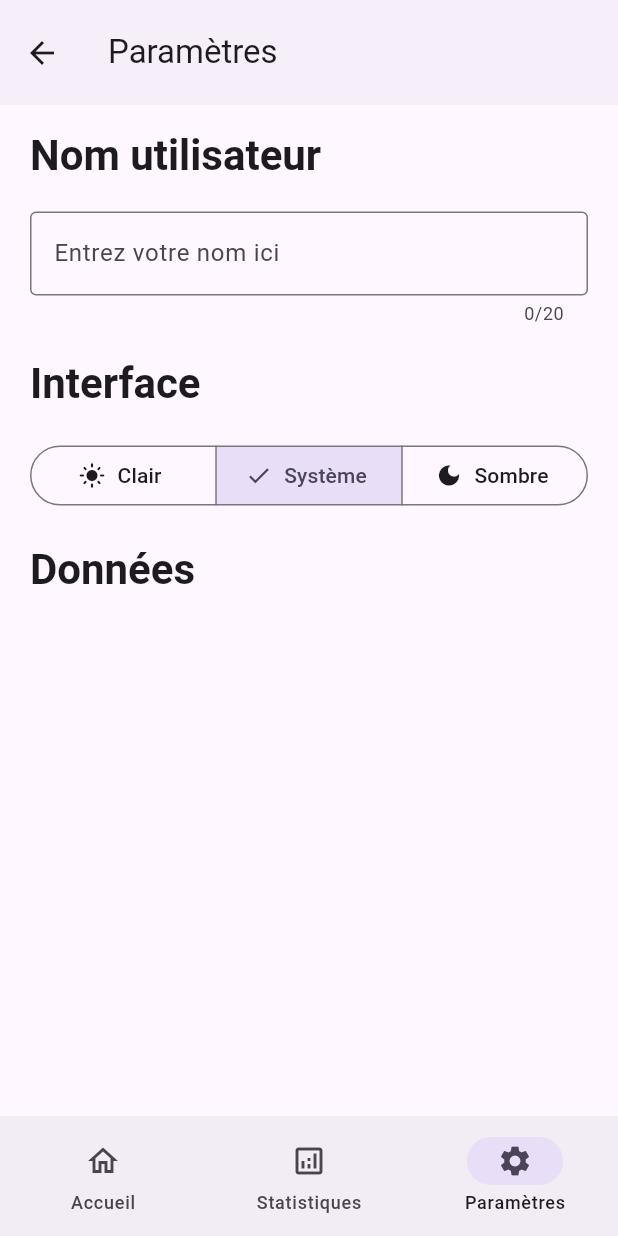
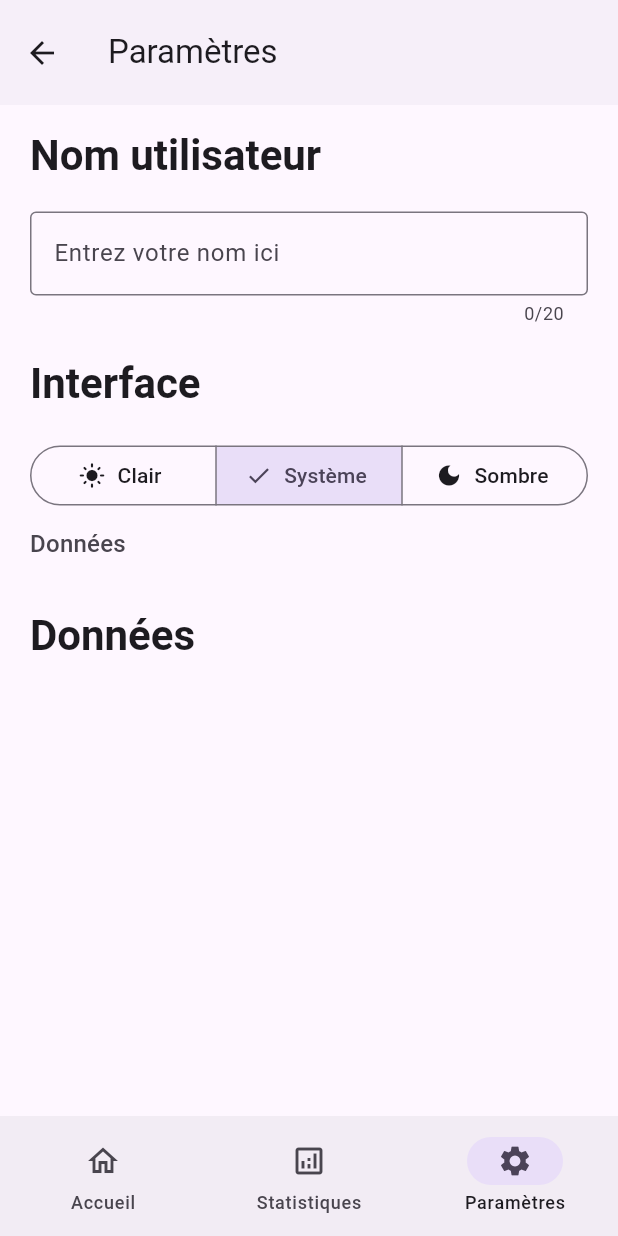
Before and after one commit to lynn2910/Carnet-Prise, a Flutter app: the SettingsScreen screen opened by its route, on a phone screen of 412 x 824 dp. Run offline on Flutter 3.47's test engine with Material 3 defaults, Android fonts, the phone set to English and light mode, and no system bars; our stand-ins replace go_router, isar, shared_preferences; accounts and stored records are empty; generated files the repository leaves out were written again.

Commit message:
chore: Use snake_case for file names

```diff
--- a/lib/pages/SettingsScreen.dart
+++ b/lib/pages/settings_page.dart
@@ -1,5 +1,5 @@
 import 'package:carnet_prise/widgets/settings/theme_mode_selector.dart';
-import 'package:carnet_prise/widgets/settings/UsernameInput.dart';
+import 'package:carnet_prise/widgets/settings/username_input.dart';
 import 'package:flutter/material.dart';
 import 'package:go_router/go_router.dart';
 
@@ -32,14 +32,34 @@ class SettingsScreen extends StatelessWidget {
           child: ListView(
             scrollDirection: Axis.vertical,
             children: [
+              //
+              //  USERNAME
+              //
               Text("Nom utilisateur", style: titleTheme),
               SizedBox(height: 20),
               UsernameInput(),
               SizedBox(height: 20),
+
+              //
+              //  INTERFACE
+              //
               Text("Interface", style: titleTheme),
               SizedBox(height: 20),
               ThemeModeSelector(),
+              Padding(
+                padding: const EdgeInsets.symmetric(vertical: 10),
+                child: Text(
+                  "Données",
+                  style: theme.textTheme.titleMedium!.copyWith(
+                    color: theme.colorScheme.onSurfaceVariant,
+                  ),
+                ),
+              ),
               SizedBox(height: 20),
+
+              //
+              //  DATA
+              //
               Text("Données", style: titleTheme),
             ],
           ),
```
Also changed, not shown: lib/router.dart (+4 -4 lines), lib/pages/home_page.dart (renamed from lib/pages/HomeScreen.dart), lib/pages/statistics_page.dart (renamed from lib/pages/StatisticsScreen.dart), lib/widgets/navigation/bottom_navigation.dart (renamed from lib/widgets/navigation/BottomNavigation.dart), lib/widgets/settings/theme_color_selector.dart (renamed from lib/widgets/settings/ThemeColorSelector.dart), lib/widgets/settings/username_input.dart (renamed from lib/widgets/settings/UsernameInput.dart).
